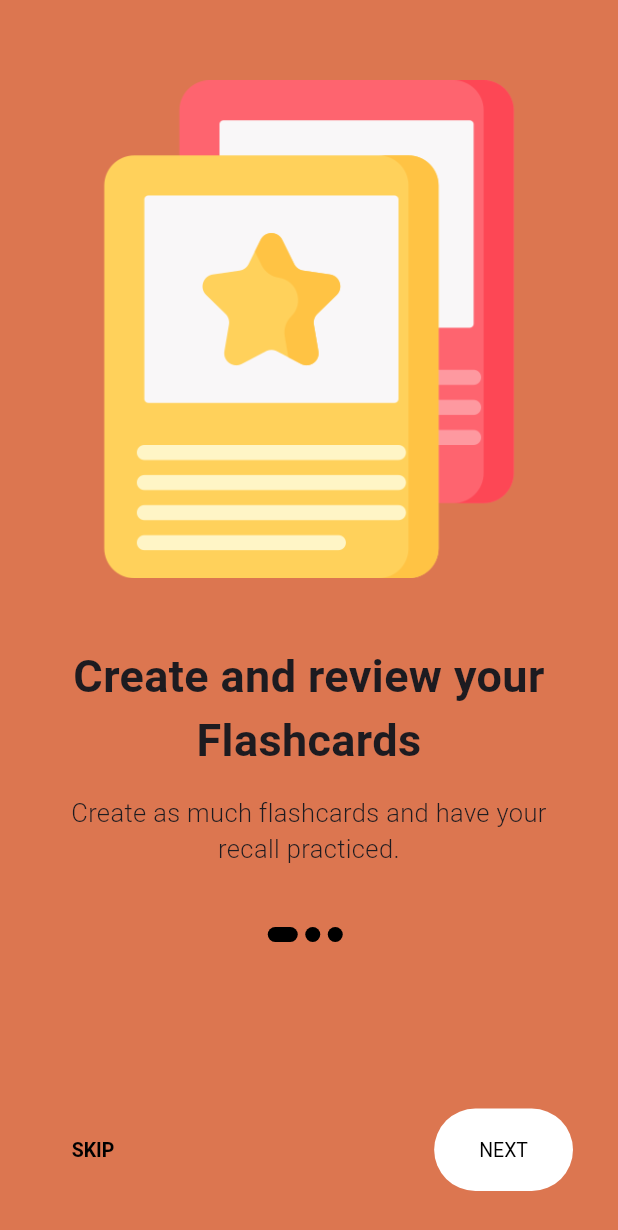
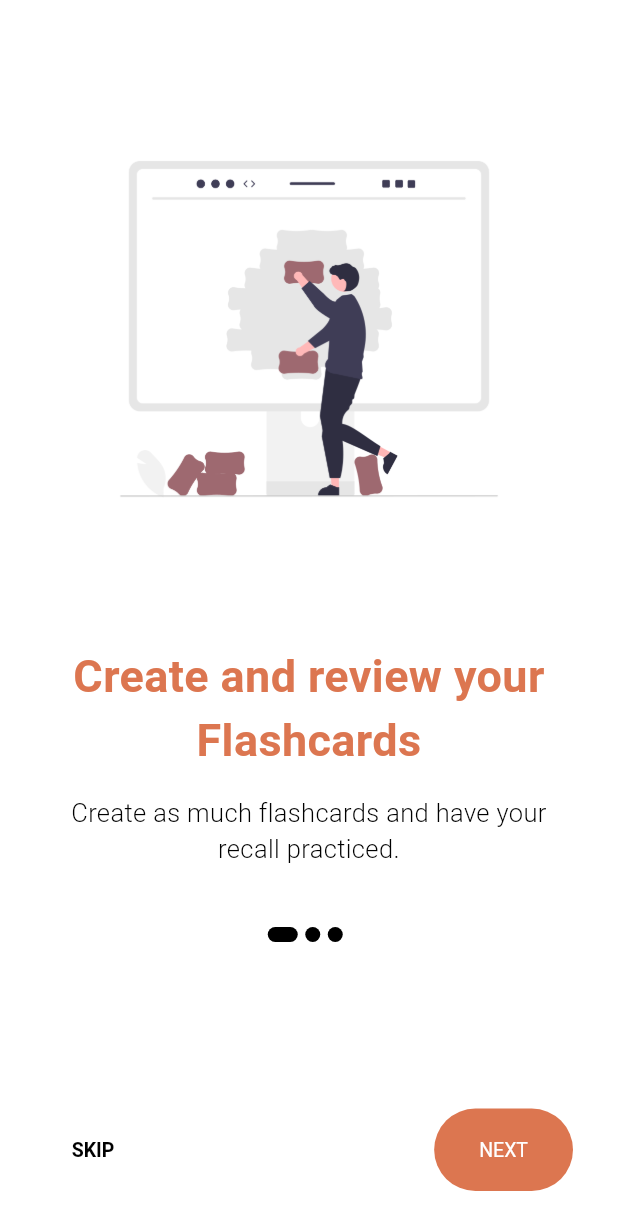
Before and after one commit to nyinj/studycard, a Flutter app: the screen it shows after launch, on a phone screen of 412 x 824 dp. Shown: the top 1230 px of the screen. Run offline on Flutter 3.47's test engine with Material 3 defaults, Android fonts, the phone set to English and light mode, and no system bars; our stand-ins replace persistent_bottom_nav_bar, shared_preferences; Roboto replaces fonts that are missing (Mulish).

Commit message:
modified onboard screen UI

```diff
--- a/lib/onboard/onboarding_contents.dart
+++ b/lib/onboard/onboarding_contents.dart
@@ -24,7 +24,7 @@ List<OnboardingContents> contents = [
   ),
   OnboardingContents(
     title: "Export your flashcards",
-    image: "assets/export.png",
+    image: "assets/export.svg",
     desc:
         "Export or import your flashcards from anywhere.",
   ),
--- a/lib/onboard/onboarding_screen.dart
+++ b/lib/onboard/onboarding_screen.dart
@@ -22,10 +22,12 @@ class _OnboardingScreenState extends State<OnboardingScreen> {
   }
 
   int _currentPage = 0;
-  List<Color> colors = [
+
+  // Define colors for the titles and buttons
+  List<Color> titleColors = [
     AppColors.red,
     AppColors.blue,
-    AppColors.skin,
+    AppColors.yellow,
   ];
 
   AnimatedContainer _buildDots({int? index}) {
@@ -59,7 +61,7 @@ class _OnboardingScreenState extends State<OnboardingScreen> {
     double height = SizeConfig.screenH!;
 
     return Scaffold(
-      backgroundColor: colors[_currentPage], // Use colors from your list
+      backgroundColor: Colors.white, // Set background to white for all pages
       body: SafeArea(
         child: Column(
           children: [
@@ -88,6 +90,7 @@ class _OnboardingScreenState extends State<OnboardingScreen> {
                             fontFamily: "Mulish",
                             fontWeight: FontWeight.w600,
                             fontSize: (width <= 550) ? 30 : 35,
+                            color: titleColors[i], // Change title color
                           ),
                         ),
                         const SizedBox(height: 15),
@@ -97,6 +100,7 @@ class _OnboardingScreenState extends State<OnboardingScreen> {
                             fontFamily: "Mulish",
                             fontWeight: FontWeight.w300,
                             fontSize: (width <= 550) ? 17 : 25,
+                            color: Colors.black, // Keep description text black
                           ),
                           textAlign: TextAlign.center,
                         )
@@ -125,8 +129,8 @@ class _OnboardingScreenState extends State<OnboardingScreen> {
                             onPressed: _completeOnboarding,
                             child: const Text("START"),
                             style: ElevatedButton.styleFrom(
-                              backgroundColor: Colors.white,
-                              foregroundColor: Colors.black,
+                              backgroundColor: titleColors[_currentPage], // Set button color based on title color
+                              foregroundColor: Colors.white, // Set text color to white
                               shape: RoundedRectangleBorder(
                                 borderRadius: BorderRadius.circular(50),
                               ),
@@ -167,8 +171,8 @@ class _OnboardingScreenState extends State<OnboardingScreen> {
                                 },
                                 child: const Text("NEXT"),
                                 style: ElevatedButton.styleFrom(
-                                  backgroundColor: Colors.white,
-                                  foregroundColor: Colors.black,
+                                  backgroundColor: titleColors[_currentPage], // Set button color based on title color
+                                  foregroundColor: Colors.white, // Set text color to white
                                   shape: RoundedRectangleBorder(
                                     borderRadius: BorderRadius.circular(50),
                                   ),
--- a/pubspec.yaml
+++ b/pubspec.yaml
@@ -62,6 +62,7 @@ flutter:
     - assets/flash-card.png
     - assets/study.png
     - assets/export.png
+    - assets/export.svg
 
   # To add assets to your application, add an assets section, like this:
   # assets:
```
Also changed, not shown: assets/export.png, assets/export.svg (added), assets/flash-card.png, assets/study.png.
